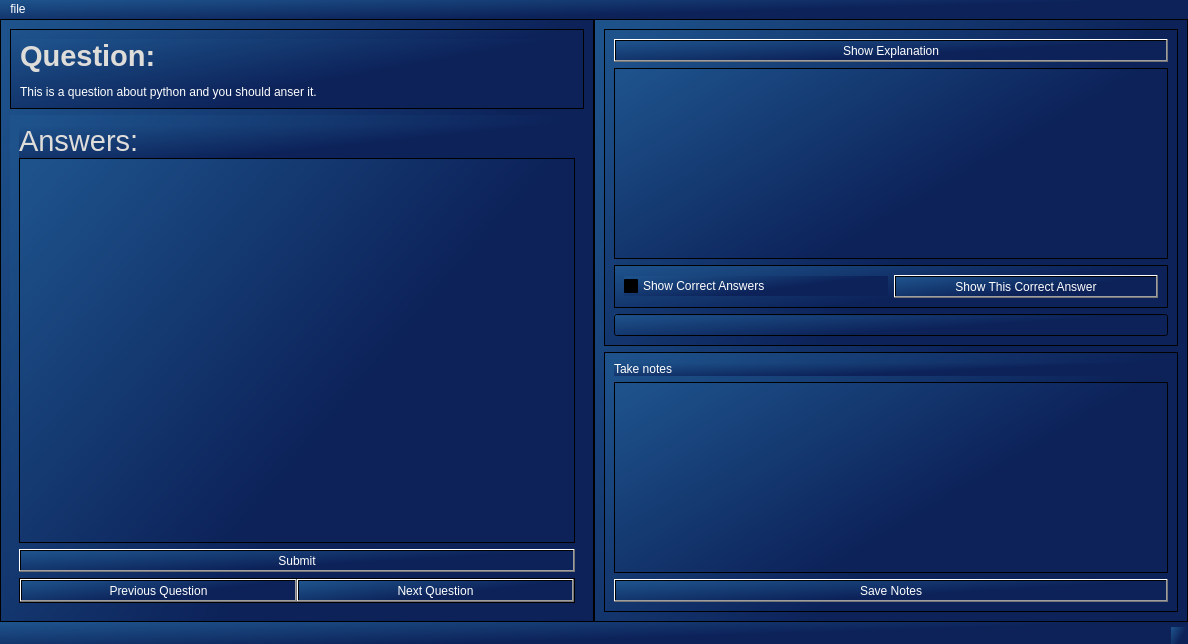
The window that quiz/view/quiz.ui (MikePia/ocr) describes before a commit, drawn with Qt 5.
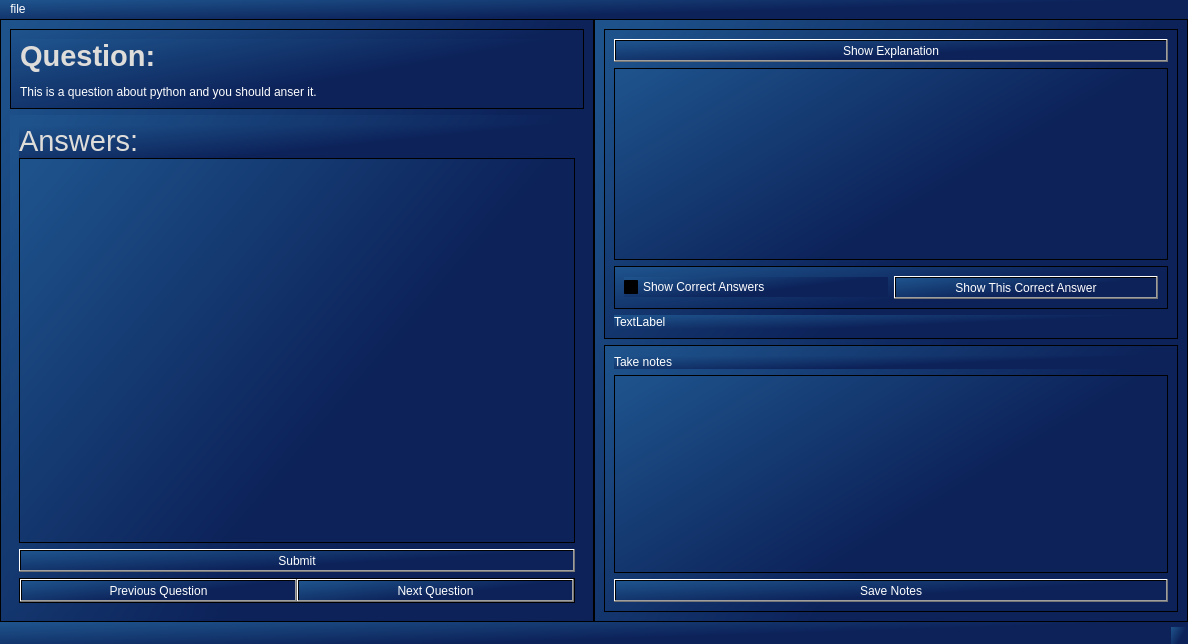
The same window after the commit. Icons and pictures are not drawn.

Commit message: Added Test model Fixed a delete answer bug Implemented Search for Question Fixed disply after setting answers correct

What changed in the file:
```diff
--- a/quiz/view/quiz.ui
+++ b/quiz/view/quiz.ui
@@ -332,7 +332,17 @@
            </widget>
           </item>
           <item>
-           <widget class="QLineEdit" name="show_answers_le"/>
+           <widget class="QLabel" name="show_answers_le">
+            <property name="sizePolicy">
+             <sizepolicy hsizetype="Expanding" vsizetype="Fixed">
+              <horstretch>0</horstretch>
+              <verstretch>0</verstretch>
+             </sizepolicy>
+            </property>
+            <property name="text">
+             <string>TextLabel</string>
+            </property>
+           </widget>
           </item>
          </layout>
         </widget>
```
Left out of the diff: 32 changed lines with no effect on the pictures. The commit also changes 6 other files.
